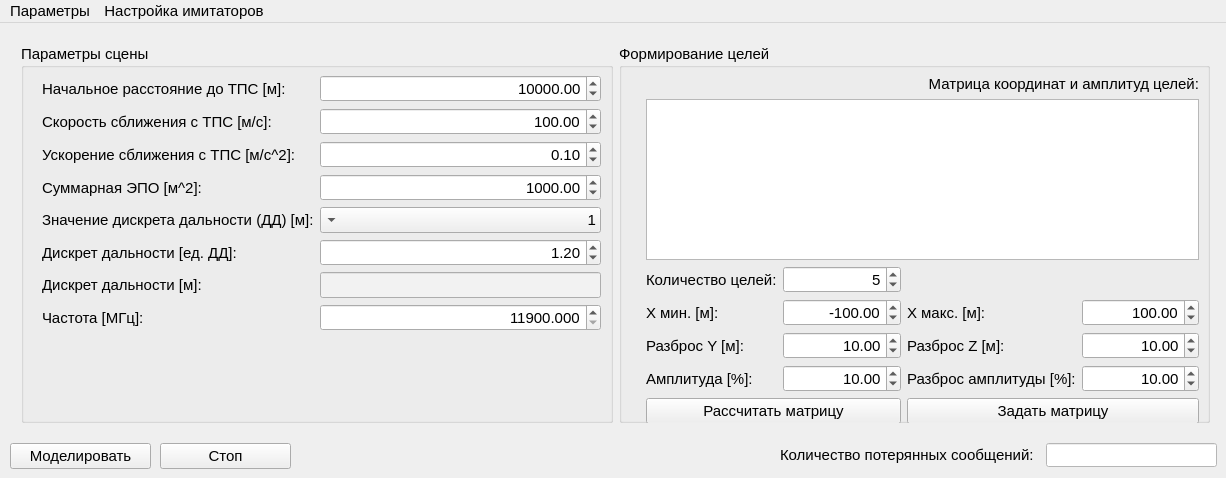
SokolovJenya/SPO_IC_MSU, file frmMain.ui: the form before one commit.
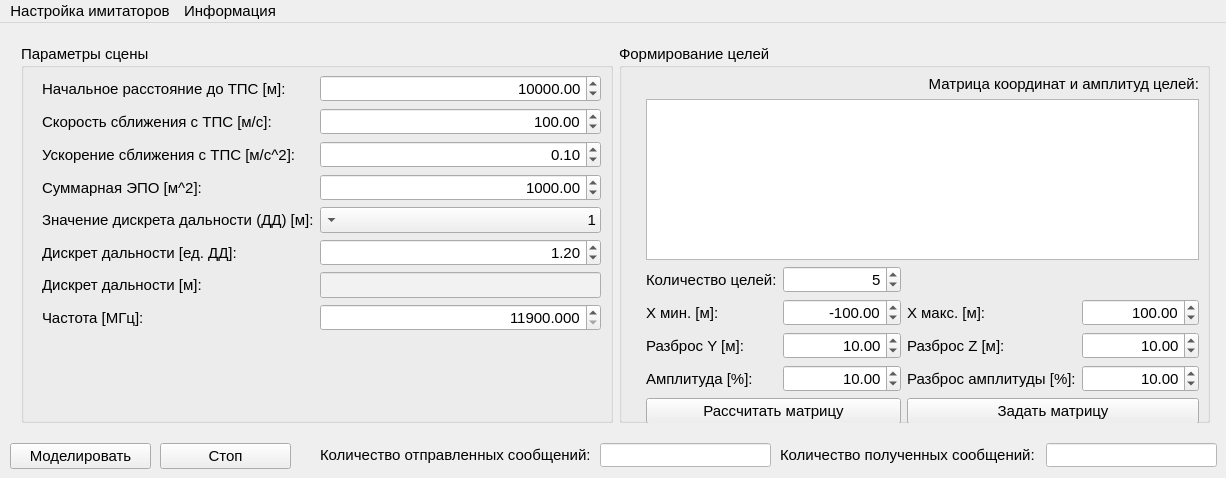
The form after the commit.

```diff
--- a/frmMain.ui
+++ b/frmMain.ui
@@ -546,7 +546,7 @@
      </rect>
     </property>
     <property name="text">
-     <string>Количество потерянных сообщений:</string>
+     <string>Количество полученных сообщений:</string>
     </property>
    </widget>
    <widget class="QPushButton" name="btnStopModeling">
@@ -562,6 +562,41 @@
      <string>Стоп</string>
     </property>
    </widget>
+   <widget class="QLabel" name="label_18">
+    <property name="geometry">
+     <rect>
+      <x>320</x>
+      <y>420</y>
+      <width>271</width>
+      <height>24</height>
+     </rect>
+    </property>
+    <property name="text">
+     <string>Количество отправленных сообщений:</string>
+    </property>
+   </widget>
+   <widget class="QLineEdit" name="ledSendedMessagesCount">
+    <property name="geometry">
+     <rect>
+      <x>600</x>
+      <y>420</y>
+      <width>171</width>
+      <height>24</height>
+     </rect>
+    </property>
+    <property name="autoFillBackground">
+     <bool>false</bool>
+    </property>
+    <property name="styleSheet">
+     <string notr="true">background-color: rgb(255, 255, 255);</string>
+    </property>
+    <property name="alignment">
+     <set>Qt::AlignRight|Qt::AlignTrailing|Qt::AlignVCenter</set>
+    </property>
+    <property name="readOnly">
+     <bool>true</bool>
+    </property>
+   </widget>
   </widget>
   <widget class="QMenuBar" name="mnbMainMenu">
    <property name="geometry">
@@ -578,13 +613,13 @@
     </property>
     <addaction name="btnChangeNetProp"/>
    </widget>
-   <widget class="QMenu" name="btnTest">
+   <widget class="QMenu" name="btnInformation">
     <property name="title">
-     <string>Параметры</string>
+     <string>Информация</string>
     </property>
    </widget>
-   <addaction name="btnTest"/>
    <addaction name="menu"/>
+   <addaction name="btnInformation"/>
   </widget>
   <action name="btnChangeNetProp">
    <property name="text">
```
Left out of the diff: 8 changed lines with no effect on the pictures.
